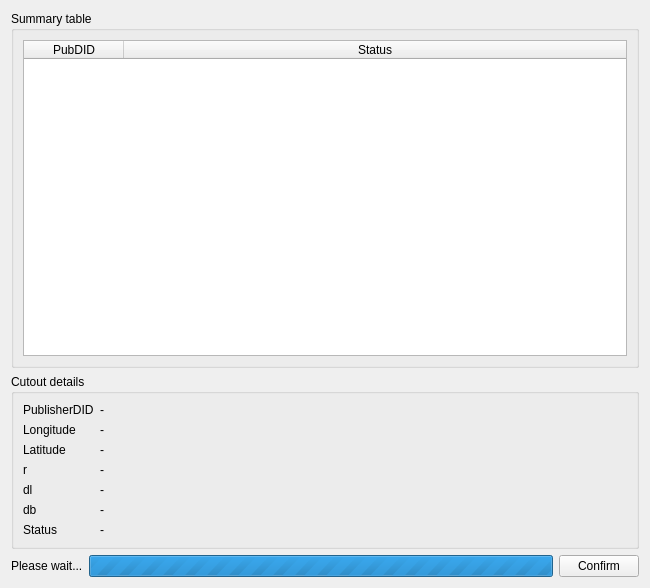
The window that Code/ui/mcutoutsummary.ui (VisIVOLab/ViaLacteaVisualAnalytics) describes before a commit, drawn with Qt 5.
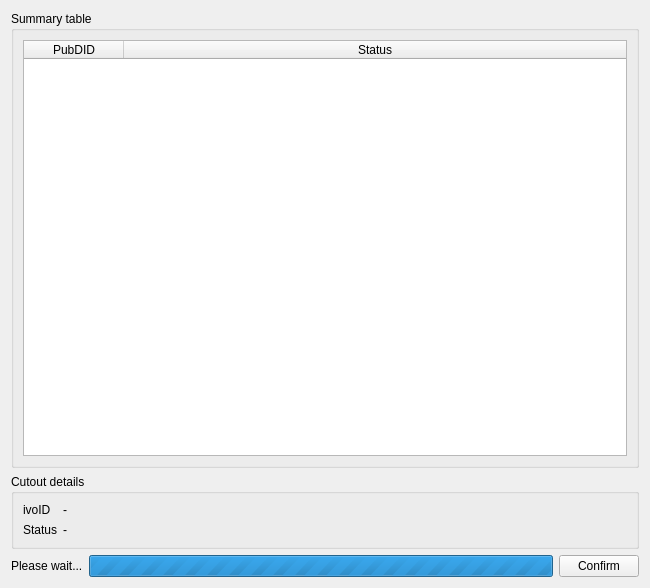
The same window after the commit.

The edit to the form file:
```diff
--- a/Code/ui/mcutoutsummary.ui
+++ b/Code/ui/mcutoutsummary.ui
@@ -73,7 +73,7 @@
       <item row="0" column="0">
        <widget class="QLabel" name="label">
         <property name="text">
-         <string>PublisherDID</string>
+         <string>ivoID</string>
         </property>
        </widget>
       </item>
@@ -85,83 +85,13 @@
        </widget>
       </item>
       <item row="1" column="0">
-       <widget class="QLabel" name="label_2">
-        <property name="text">
-         <string>Longitude</string>
-        </property>
-       </widget>
-      </item>
-      <item row="1" column="1">
-       <widget class="QLabel" name="textLon">
-        <property name="text">
-         <string>-</string>
-        </property>
-       </widget>
-      </item>
-      <item row="2" column="0">
-       <widget class="QLabel" name="label_5">
-        <property name="text">
-         <string>Latitude</string>
-        </property>
-       </widget>
-      </item>
-      <item row="2" column="1">
-       <widget class="QLabel" name="textLat">
-        <property name="text">
-         <string>-</string>
-        </property>
-       </widget>
-      </item>
-      <item row="3" column="0">
-       <widget class="QLabel" name="label_10">
-        <property name="text">
-         <string>r</string>
-        </property>
-       </widget>
-      </item>
-      <item row="3" column="1">
-       <widget class="QLabel" name="textRadius">
-        <property name="text">
-         <string>-</string>
-        </property>
-       </widget>
-      </item>
-      <item row="4" column="0">
-       <widget class="QLabel" name="label_7">
-        <property name="text">
-         <string>dl</string>
-        </property>
-       </widget>
-      </item>
-      <item row="4" column="1">
-       <widget class="QLabel" name="textDLon">
-        <property name="text">
-         <string>-</string>
-        </property>
-       </widget>
-      </item>
-      <item row="5" column="0">
-       <widget class="QLabel" name="label_9">
-        <property name="text">
-         <string>db</string>
-        </property>
-       </widget>
-      </item>
-      <item row="5" column="1">
-       <widget class="QLabel" name="textDLat">
-        <property name="text">
-         <string>-</string>
-        </property>
-       </widget>
-      </item>
-      <item row="6" column="0">
        <widget class="QLabel" name="label_3">
         <property name="text">
          <string>Status</string>
         </property>
        </widget>
       </item>
-      <item row="6" column="1">
+      <item row="1" column="1">
        <widget class="QLabel" name="textStatus">
         <property name="text">
          <string>-</string>
```
Left out of the diff: 2 changed lines with no effect on the pictures.
